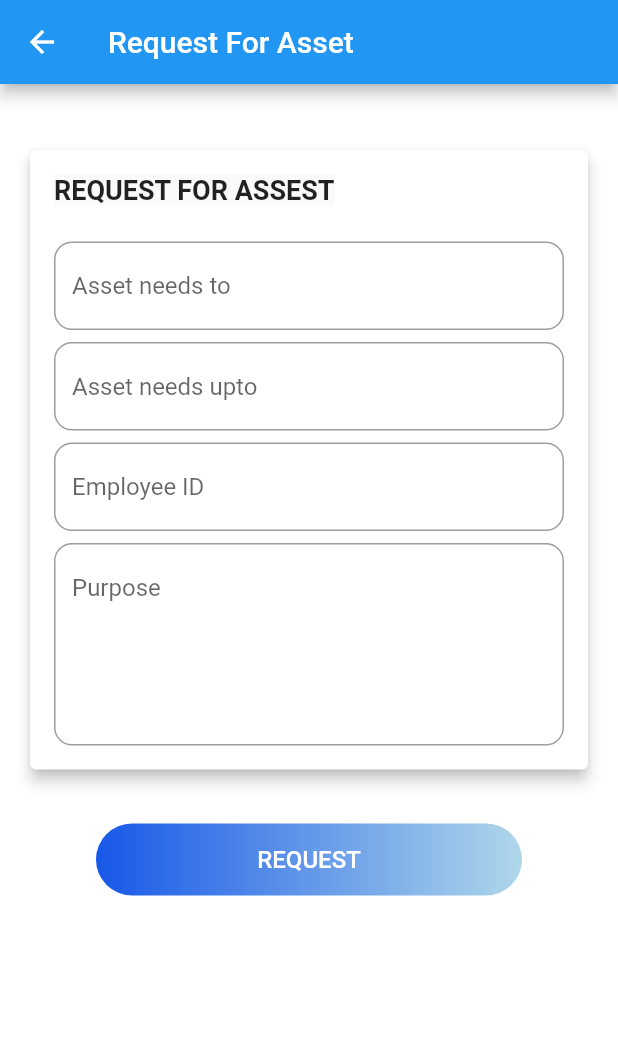
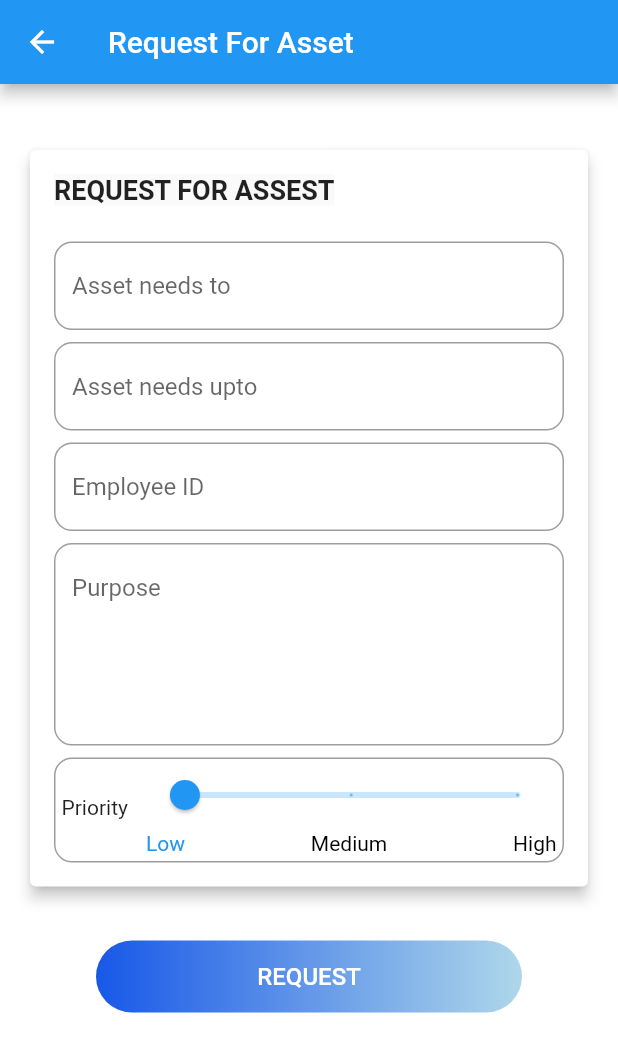
Before and after one commit to debutdeveloper/flutter_mobile_app, a Flutter app: the RequestAsset screen opened directly, on a phone screen of 412 x 824 dp. Shown: the top 1052 px of the screen. Run offline on Flutter 3.47's test engine with Material 2 defaults, Android fonts, the phone set to English and light mode, and no system bars.

```diff
--- /dev/null
+++ b/lib/models/Asset.dart
@@ -0,0 +1,57 @@
+class Asset {
+  String key;
+  Record record;
+
+  Asset.fromJSON(Map<String,dynamic> json){
+    key = json["Key"];
+    record = new Record.fromJSON(json["Record"]);
+  }
+}
+
+class Category {
+  String id;
+  String name;
+
+  Category.fromJSON(Map<String,dynamic> json){
+    id = json["id"];
+    name = json["name"];
+  }
+}
+
+class Record {
+  int asset_number;
+  Category category;
+  String color;
+  String created_at;
+  String deleted_at;
+  String description;
+  String doc_type;
+  bool is_deleted;
+  String name;
+  String purchase_date;
+  int purchasing_amount;
+  int quantity;
+  String serial_number;
+  int status;
+  String updated_at;
+  String warranty_upto;
+
+  Record.fromJSON(Map<String,dynamic> json){
+    asset_number = json["asset_number"];
+    category = new Category.fromJSON(json["category"]);
+    color = json["color"];
+    created_at = json["created_at"];
+    deleted_at = json["deleted_at"];
+    description = json["description"];
+    doc_type = json["doc_type"];
+    is_deleted = json["is_deleted"];
+    name = json["name"];
+    purchase_date = json["purchase_date"];
+    purchasing_amount = json["purchasing_amount"];
+    quantity = json["quantity"];
+    serial_number = json["serial_number"];
+    status = json["status"];
+    updated_at = json["updated_at"];
+    warranty_upto = json["warranty_upto"];
+  }
+}
--- a/lib/request_asset.dart
+++ b/lib/request_asset.dart
@@ -6,12 +6,19 @@ class RequestAsset extends StatefulWidget {
   _State createState() => new _State();
 }
 
+enum RequestPriority {
+  high,
+  medium,
+  low,
+}
+
 class _State extends State<RequestAsset> {
   static final TextEditingController _user = new TextEditingController();
   static final TextEditingController _pass = new TextEditingController();
 
   String username = _user.text;
   String password = _pass.text;
+  double priority = 0.0;
 
   bool rememberMe = false;
   bool errorsOnForm = false;
@@ -24,9 +31,7 @@ class _State extends State<RequestAsset> {
 
   @override
   Widget build(BuildContext context) {
-    var screenSize = MediaQuery
-        .of(context)
-        .size;
+    var screenSize = MediaQuery.of(context).size;
 
     return new Scaffold(
       appBar: new AppBar(
@@ -74,7 +79,7 @@ class _State extends State<RequestAsset> {
                                   hintText: "Asset needs to",
                                   border: new OutlineInputBorder(
                                       borderRadius:
-                                      new BorderRadius.circular(12.0)),
+                                          new BorderRadius.circular(12.0)),
                                 )),
                             new SizedBox(
                               height: 8.0,
@@ -85,7 +90,7 @@ class _State extends State<RequestAsset> {
                                   hintText: "Asset needs upto",
                                   border: new OutlineInputBorder(
                                       borderRadius:
-                                      new BorderRadius.circular(12.0)),
+                                          new BorderRadius.circular(12.0)),
                                 )),
                             new SizedBox(
                               height: 8.0,
@@ -96,7 +101,7 @@ class _State extends State<RequestAsset> {
                                   hintText: "Employee ID",
                                   border: new OutlineInputBorder(
                                       borderRadius:
-                                      new BorderRadius.circular(12.0)),
+                                          new BorderRadius.circular(12.0)),
                                 )),
                             new SizedBox(
                               height: 8.0,
@@ -111,17 +116,92 @@ class _State extends State<RequestAsset> {
                                     hintText: "Purpose",
                                     border: new OutlineInputBorder(
                                         borderRadius:
-                                        new BorderRadius.circular(12.0)),
+                                            new BorderRadius.circular(12.0)),
                                   )),
                             ),
+                            new SizedBox(
+                              height: 8.0,
+                            ),
+                            new Container(
+                              padding: new EdgeInsets.only(
+                                  left: 4.0, right: 4.0, bottom: 4.0),
+                              decoration: new BoxDecoration(
+                                  borderRadius: new BorderRadius.all(
+                                      new Radius.circular(12.0)),
+                                  border: new Border.all(
+                                    color: Colors.grey,
+                                    width: 1.0,
+                                  )),
+                              child: new Row(
+                                children: <Widget>[
+                                  new Text(
+                                    "Priority",
+                                    style: new TextStyle(
+                                      fontWeight: FontWeight.normal,
+                                    ),
+                                  ),
+                                  new SizedBox(
+                                    width: 12.0,
+                                  ),
+                                  new Expanded(
+                                    child: new Column(
+                                      children: <Widget>[
+                                        new Slider(
+                                          max: 2.0,
+                                          min: 0.0,
+                                          label: setSliderLabel(),
+                                          value: priority,
+                                          onChanged: (value) {
+                                            setState(() {
+                                              priority = value;
+                                            });
+                                          },
+                                          divisions: 2,
+                                        ),
+                                        new Row(
+                                          mainAxisAlignment:
+                                              MainAxisAlignment.spaceBetween,
+                                          children: <Widget>[
+                                            new Text(
+                                              "Low",
+                                              style: new TextStyle(
+                                                color: priority == 0.0
+                                                    ? Colors.blue
+                                                    : Colors.black,
+                                              ),
+                                            ),
+                                            new Text(
+                                              "Medium",
+                                              style: new TextStyle(
+                                                color: priority == 1.0
+                                                    ? Colors.blue
+                                                    : Colors.black,
+                                              ),
+                                            ),
+                                            new Text(
+                                              "High",
+                                              style: new TextStyle(
+                                                color: priority == 2.0
+                                                    ? Colors.blue
+                                                    : Colors.black,
+                                              ),
+                                            ),
+                                          ],
+                                        )
+                                      ],
+                                    ),
+                                  )
+                                ],
+                              ),
+                            )
                           ],
                         ),
                       ),
                     )),
               ),
               new Padding(
-                padding: const EdgeInsets.only(
-                    top: 16.0, left: 64.0, right: 64.0),
+                padding:
+                    const EdgeInsets.only(top: 16.0, left: 64.0, right: 64.0),
                 child: new Container(
                   decoration: new BoxDecoration(
                       borderRadius: new BorderRadius.circular(32.0),
@@ -130,14 +210,12 @@ class _State extends State<RequestAsset> {
                     minWidth: screenSize.width,
                     height: buttonHeight,
                     child: new FlatButton(
-                      onPressed: () {
-
-                      },
+                      onPressed: () {},
                       shape: new StadiumBorder(),
                       child: new Text(
                         "REQUEST",
-                        style: new TextStyle(
-                            color: Colors.white, fontSize: 16.0),
+                        style:
+                            new TextStyle(color: Colors.white, fontSize: 16.0),
                       ),
                     ),
                   ),
@@ -147,4 +225,17 @@ class _State extends State<RequestAsset> {
           )),
     );
   }
+
+  String setSliderLabel() {
+    switch (priority.truncate()) {
+      case 0:
+        return "Low";
+      case 1:
+        return "Medium";
+      case 2:
+        return "High";
+      default:
+        return 'Low';
+    }
+  }
 }
```
Also changed, not shown: lib/AssetCard.dart (renamed from lib/Asset.dart, +14 -11 lines), lib/Assets.dart (+14 -6 lines), lib/Dashboard.dart (+7 -5 lines), lib/asset_details.dart (+7 -0 lines), lib/assetlogin.dart (+9 -8 lines), lib/models/Data.dart (deleted, +0 -162 lines), lib/models/LoginResponse.dart (deleted, +0 -56 lines), lib/models/User.dart (added, +49 -0 lines).
